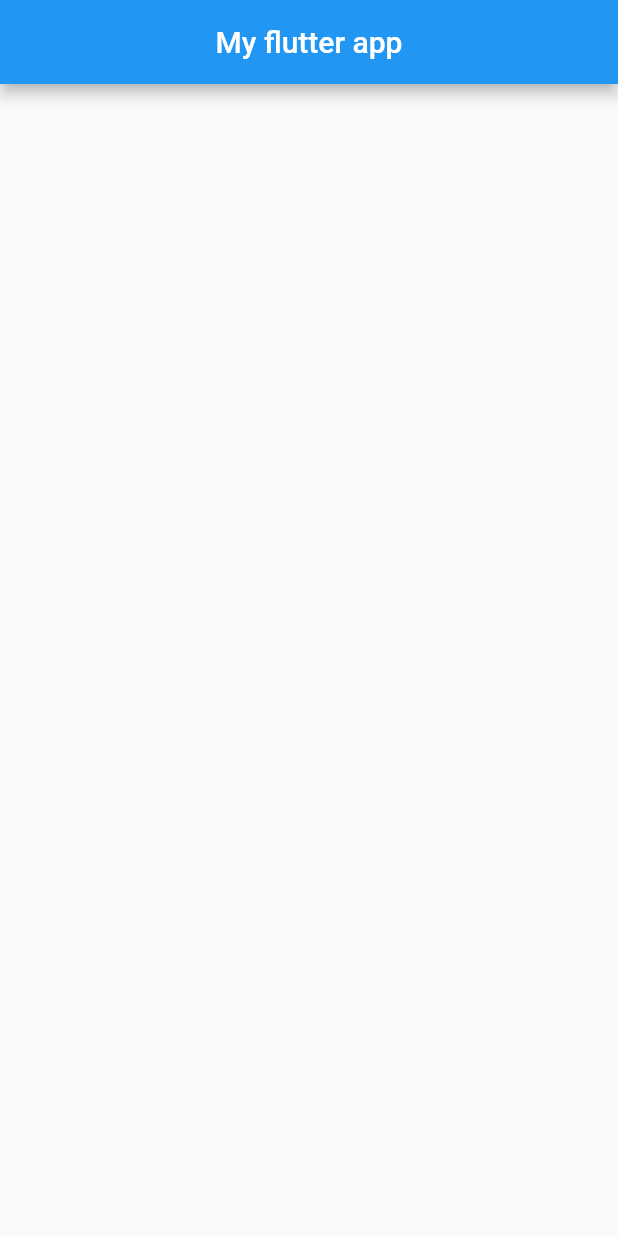
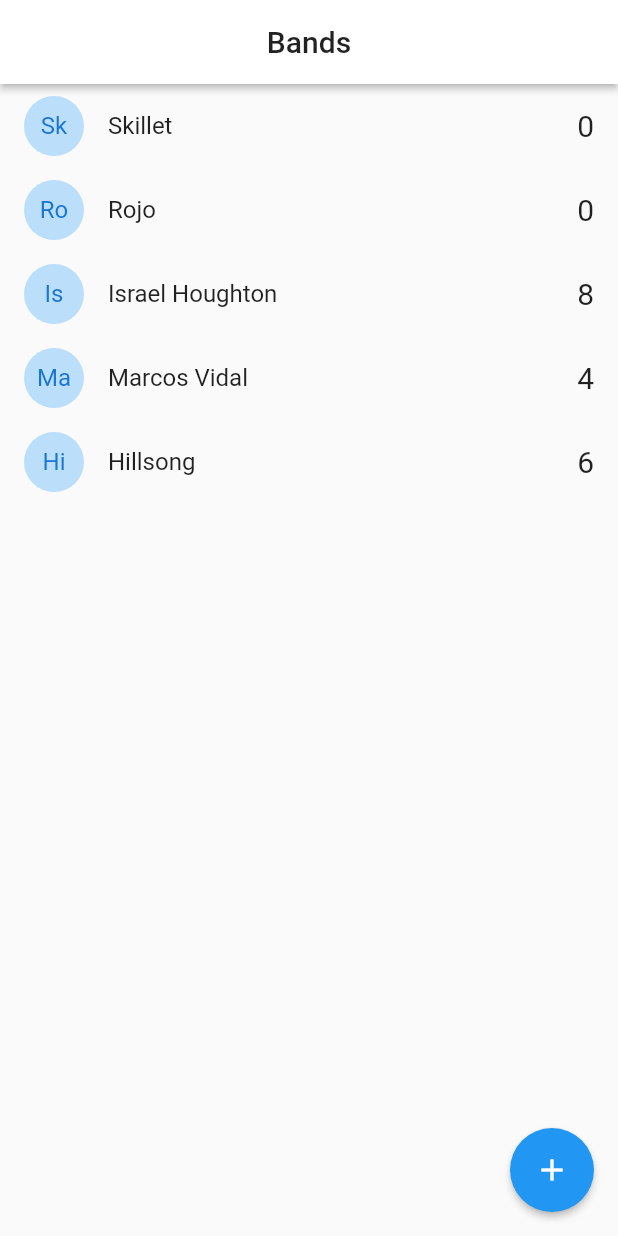
Before and after one commit to leodrumers/VotarBandas, a Flutter app: the screen it shows after launch, on a phone screen of 412 x 824 dp. Run offline on Flutter 3.47's test engine with Material 2 defaults, Android fonts, the phone set to English and light mode, and no system bars.

Commit message:
Elimando elementos de la lista al deslizar

```diff
--- a/lib/main.dart
+++ b/lib/main.dart
@@ -1,6 +1,5 @@
+import 'package:bands/views/home.dart';
 import 'package:flutter/material.dart';
-
-import 'file:///C:/Users/Leo/Documents/flutter/bands/lib/views/home.dart';
 
 void main() {
   runApp(MyApp());
@@ -16,11 +15,7 @@
         primarySwatch: Colors.blue,
         visualDensity: VisualDensity.adaptivePlatformDensity,
       ),
-      home: Scaffold(
-        backgroundColor: Colors.white,
-        appBar: AppBar(title: Text('My flutter app'), centerTitle: true),
-        body: Home(),
-      ),
+      home: Home(),
     );
   }
 }
--- a/lib/views/home.dart
+++ b/lib/views/home.dart
@@ -1,4 +1,7 @@
+import 'dart:io';
+
 import 'package:bands/model/band.dart';
+import 'package:flutter/cupertino.dart';
 import 'package:flutter/material.dart';
 
 class Home extends StatefulWidget {
@@ -18,7 +21,126 @@
   @override
   Widget build(BuildContext context) {
     return Scaffold(
-      body: Center(),
+      appBar: AppBar(
+        backgroundColor: Colors.white,
+        elevation: 2,
+        centerTitle: true,
+        title: Text(
+          'Bands',
+          style: TextStyle(color: Colors.black87),
+        ),
+      ),
+      body: ListView.builder(
+          itemCount: bands.length,
+          itemBuilder: (_, index) => _buildBandListTile(bands[index])),
+      floatingActionButton: FloatingActionButton(
+        child: Icon(Icons.add),
+        elevation: 2,
+        onPressed: addNewBand,
+      ),
     );
   }
+
+  Widget _buildBandListTile(Band band) {
+    return Dismissible(
+      key: Key(band.id),
+      direction: DismissDirection.startToEnd,
+      background: Container(
+        color: Colors.red,
+        child: Align(
+          alignment: Alignment.centerLeft,
+          child: Padding(
+            padding: const EdgeInsets.all(16.0),
+            child: Text(
+              'Delete band',
+              style: TextStyle(color: Colors.white70, fontSize: 18),
+            ),
+          ),
+        ),
+      ),
+      child: ListTile(
+        leading: CircleAvatar(
+          child: Text(band.name.substring(0, 2)),
+          backgroundColor: Colors.blue.shade100,
+        ),
+        title: Text(band.name),
+        trailing: Text(
+          band.votes.toString(),
+          style: TextStyle(fontSize: 20),
+        ),
+        onTap: () {},
+      ),
+      onDismissed: (direction) {
+        print('direction $direction');
+        print('bandId ${band.id}');
+      },
+    );
+  }
+
+  addNewBand() {
+    final textController = TextEditingController();
+    if (Platform.isAndroid) {
+      return showCupertinoDialog(
+        context: context,
+        builder: (_) {
+          return _buildcupertinoAlertDialog(textController);
+        },
+      );
+    } else {
+      return showDialog(
+          context: context,
+          builder: (context) {
+            return _buildAndroidDialog(textController);
+          });
+    }
+  }
+
+  AlertDialog _buildAndroidDialog(TextEditingController textController) {
+    return AlertDialog(
+      title: Text('New band name'),
+      content: TextField(controller: textController),
+      actions: [
+        MaterialButton(
+          child: Text('Add'),
+          elevation: 5,
+          textColor: Colors.blue,
+          onPressed: () => addBandNameToList(textController.text),
+        )
+      ],
+    );
+  }
+
+  CupertinoAlertDialog _buildcupertinoAlertDialog(
+      TextEditingController textController) {
+    return CupertinoAlertDialog(
+      title: Text('New band name'),
+      content: CupertinoTextField(
+        controller: textController,
+      ),
+      actions: [
+        CupertinoDialogAction(
+          child: Text('Add'),
+          isDefaultAction: true,
+          onPressed: () => addBandNameToList(textController.text),
+        ),
+        CupertinoDialogAction(
+          child: Text(
+            'Dismiss',
+            style: TextStyle(color: Colors.redAccent),
+          ),
+          onPressed: () => Navigator.pop(context),
+        ),
+      ],
+    );
+  }
+
+  void addBandNameToList(String bandName) {
+    if (bandName.length > 1) {
+      // Agregar nuevo nombre a la lista de bandas
+      Band newBand =
+          Band(id: DateTime.now().toString(), name: bandName, votes: 0);
+      bands.add(newBand);
+    }
+    Navigator.pop(context);
+  }
 }
```
